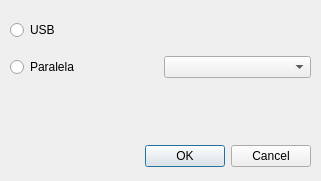
This is Source/ui/formconnection.ui in rafaelppires/weldway as Qt 5 draws it before an edit. The edited form follows.
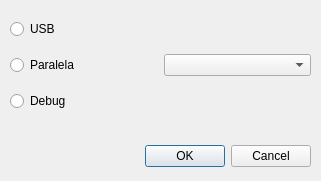
This is the edited form.

The edit to the form file:
```diff
--- a/Source/ui/formconnection.ui
+++ b/Source/ui/formconnection.ui
@@ -35,7 +35,7 @@
      <x>10</x>
      <y>10</y>
      <width>301</width>
-     <height>80</height>
+     <height>111</height>
     </rect>
    </property>
    <layout class="QGridLayout" name="gridLayout">
@@ -56,6 +56,13 @@
     <item row="1" column="1">
      <widget class="QComboBox" name="parallelPortComboBox"/>
     </item>
+    <item row="2" column="0">
+     <widget class="QRadioButton" name="debugRadioButton">
+      <property name="text">
+       <string>Debug</string>
+      </property>
+     </widget>
+    </item>
    </layout>
   </widget>
  </widget>
```
Left out of the diff: 14 changed lines with no effect on the pictures.
